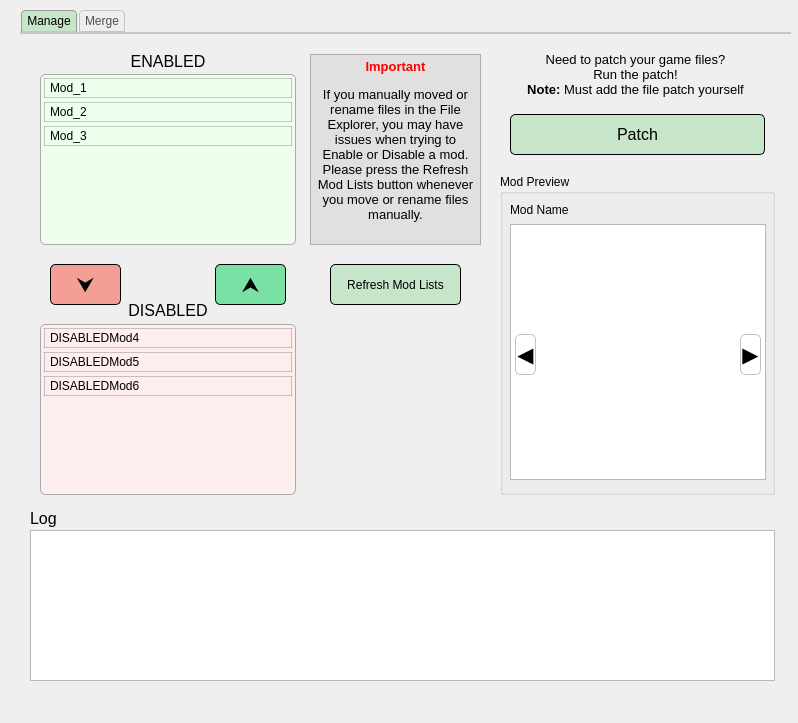
This is main.ui in jvill171/GIMI-MUI as Qt 5 draws it before an edit. The edited form follows.
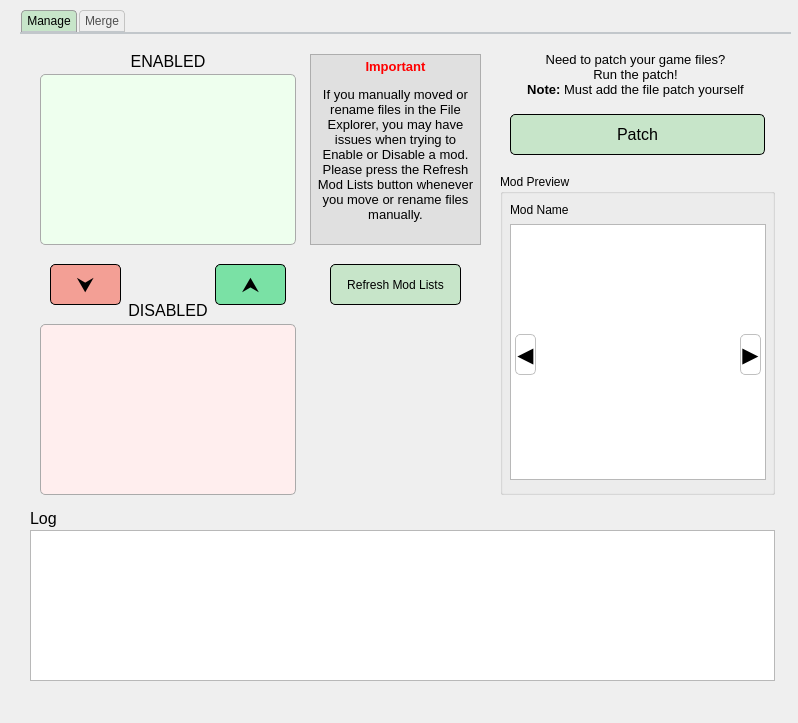
This is the edited form.

Commit message: Added build/dist folders to ignore

Patch:
```diff
--- a/main.ui
+++ b/main.ui
@@ -247,21 +247,6 @@
       <property name="sortingEnabled">
        <bool>true</bool>
       </property>
-      <item>
-       <property name="text">
-        <string>Mod_1</string>
-       </property>
-      </item>
-      <item>
-       <property name="text">
-        <string>Mod_2</string>
-       </property>
-      </item>
-      <item>
-       <property name="text">
-        <string>Mod_3</string>
-       </property>
-      </item>
      </widget>
      <widget class="QListWidget" name="disabledModList">
       <property name="geometry">
@@ -292,21 +277,6 @@
       <property name="sortingEnabled">
        <bool>true</bool>
       </property>
-      <item>
-       <property name="text">
-        <string>DISABLEDMod4</string>
-       </property>
-      </item>
-      <item>
-       <property name="text">
-        <string>DISABLEDMod5</string>
-       </property>
-      </item>
-      <item>
-       <property name="text">
-        <string>DISABLEDMod6</string>
-       </property>
-      </item>
      </widget>
      <widget class="QLabel" name="disabledLabel">
       <property name="geometry">
```
The commit also changes 1 other file.
